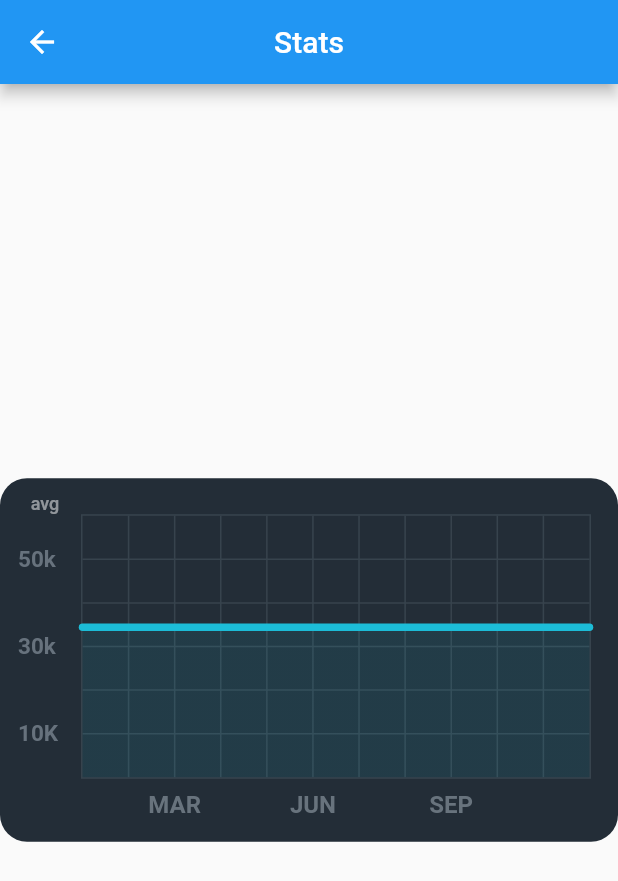
After one commit to saifaldin14/CarLess, a Flutter app: the Stats screen opened directly, after a tap on "avg", on a phone screen of 412 x 824 dp. The commit adds this screen. Shown: the top 881 px of the screen. Run offline on Flutter 3.47's test engine with Material 2 defaults, Android fonts, the phone set to English and light mode, and no system bars; drawn by our look-alikes of fl_chart; our stand-ins replace dio, google_maps_flutter, material_design_icons_flutter, sliding_up_panel; missing offline and left inert: simple_progress_indicators.

Commit message:
Added routes

```diff
--- /dev/null
+++ b/lib/graph.dart
@@ -0,0 +1,303 @@
+import 'package:fl_chart/fl_chart.dart';
+import 'package:flutter/material.dart';
+
+class LineChartSample2 extends StatefulWidget {
+  const LineChartSample2({Key key}) : super(key: key);
+
+  @override
+  _LineChartSample2State createState() => _LineChartSample2State();
+}
+
+class _LineChartSample2State extends State<LineChartSample2> {
+  List<Color> gradientColors = [
+    const Color(0xff23b6e6),
+    const Color(0xff02d39a),
+  ];
+
+  bool showAvg = false;
+
+  @override
+  Widget build(BuildContext context) {
+    return Stack(
+      children: <Widget>[
+        AspectRatio(
+          aspectRatio: 1.70,
+          child: Container(
+            decoration: const BoxDecoration(
+                borderRadius: BorderRadius.all(
+                  Radius.circular(18),
+                ),
+                color: Color(0xff232d37)),
+            child: Padding(
+              padding: const EdgeInsets.only(
+                  right: 18.0, left: 12.0, top: 24, bottom: 12),
+              child: LineChart(
+                showAvg ? avgData() : mainData(),
+              ),
+            ),
+          ),
+        ),
+        SizedBox(
+          width: 60,
+          height: 34,
+          child: TextButton(
+            onPressed: () {
+              setState(() {
+                showAvg = !showAvg;
+              });
+            },
+            child: Text(
+              'avg',
+              style: TextStyle(
+                  fontSize: 12,
+                  color:
+                      showAvg ? Colors.white.withOpacity(0.5) : Colors.white),
+            ),
+          ),
+        ),
+      ],
+    );
+  }
+
+  Widget bottomTitleWidgets(double value, TitleMeta meta) {
+    const style = TextStyle(
+      color: Color(0xff68737d),
+      fontWeight: FontWeight.bold,
+      fontSize: 16,
+    );
+    Widget text;
+    switch (value.toInt()) {
+      case 2:
+        text = const Text('MAR', style: style);
+        break;
+      case 5:
+        text = const Text('JUN', style: style);
+        break;
+      case 8:
+        text = const Text('SEP', style: style);
+        break;
+      default:
+        text = const Text('', style: style);
+        break;
+    }
+
+    return SideTitleWidget(
+      axisSide: meta.axisSide,
+      space: 8.0,
+      child: text,
+    );
+  }
+
+  Widget leftTitleWidgets(double value, TitleMeta meta) {
+    const style = TextStyle(
+      color: Color(0xff67727d),
+      fontWeight: FontWeight.bold,
+      fontSize: 15,
+    );
+    String text;
+    switch (value.toInt()) {
+      case 1:
+        text = '10K';
+        break;
+      case 3:
+        text = '30k';
+        break;
+      case 5:
+        text = '50k';
+        break;
+      default:
+        return Container();
+    }
+
+    return Text(text, style: style, textAlign: TextAlign.left);
+  }
+
+  LineChartData mainData() {
+    return LineChartData(
+      gridData: FlGridData(
+        show: true,
+        drawVerticalLine: true,
+        horizontalInterval: 1,
+        verticalInterval: 1,
+        getDrawingHorizontalLine: (value) {
+          return FlLine(
+            color: const Color(0xff37434d),
+            strokeWidth: 1,
+          );
+        },
+        getDrawingVerticalLine: (value) {
+          return FlLine(
+            color: const Color(0xff37434d),
+            strokeWidth: 1,
+          );
+        },
+      ),
+      titlesData: FlTitlesData(
+        show: true,
+        rightTitles: AxisTitles(
+          sideTitles: SideTitles(showTitles: false),
+        ),
+        topTitles: AxisTitles(
+          sideTitles: SideTitles(showTitles: false),
+        ),
+        bottomTitles: AxisTitles(
+          sideTitles: SideTitles(
+            showTitles: true,
+            reservedSize: 30,
+            interval: 1,
+            getTitlesWidget: bottomTitleWidgets,
+          ),
+        ),
+        leftTitles: AxisTitles(
+          sideTitles: SideTitles(
+            showTitles: true,
+            interval: 1,
+            getTitlesWidget: leftTitleWidgets,
+            reservedSize: 42,
+          ),
+        ),
+      ),
+      borderData: FlBorderData(
+          show: true,
+          border: Border.all(color: const Color(0xff37434d), width: 1)),
+      minX: 0,
+      maxX: 11,
+      minY: 0,
+      maxY: 6,
+      lineBarsData: [
+        LineChartBarData(
+          spots: const [
+            FlSpot(0, 3),
+            FlSpot(2.6, 2),
+            FlSpot(4.9, 5),
+            FlSpot(6.8, 3.1),
+            FlSpot(8, 4),
+            FlSpot(9.5, 3),
+            FlSpot(11, 4),
+          ],
+          isCurved: true,
+          gradient: LinearGradient(
+            colors: gradientColors,
+            begin: Alignment.centerLeft,
+            end: Alignment.centerRight,
+          ),
+          barWidth: 5,
+          isStrokeCapRound: true,
+          dotData: FlDotData(
+            show: false,
+          ),
+          belowBarData: BarAreaData(
+            show: true,
+            gradient: LinearGradient(
+              colors: gradientColors
+                  .map((color) => color.withOpacity(0.3))
+                  .toList(),
+              begin: Alignment.centerLeft,
+              end: Alignment.centerRight,
+            ),
+          ),
+        ),
+      ],
+    );
+  }
+
+  LineChartData avgData() {
+    return LineChartData(
+      lineTouchData: LineTouchData(enabled: false),
+      gridData: FlGridData(
+        show: true,
+        drawHorizontalLine: true,
+        verticalInterval: 1,
+        horizontalInterval: 1,
+        getDrawingVerticalLine: (value) {
+          return FlLine(
+            color: const Color(0xff37434d),
+            strokeWidth: 1,
+          );
+        },
+        getDrawingHorizontalLine: (value) {
+          return FlLine(
+            color: const Color(0xff37434d),
+            strokeWidth: 1,
+          );
+        },
+      ),
+      titlesData: FlTitlesData(
+        show: true,
+        bottomTitles: AxisTitles(
+          sideTitles: SideTitles(
+            showTitles: true,
+            reservedSize: 30,
+            getTitlesWidget: bottomTitleWidgets,
+            interval: 1,
+          ),
+        ),
+        leftTitles: AxisTitles(
+          sideTitles: SideTitles(
+            showTitles: true,
+            getTitlesWidget: leftTitleWidgets,
+            reservedSize: 42,
+            interval: 1,
+          ),
+        ),
+        topTitles: AxisTitles(
+          sideTitles: SideTitles(showTitles: false),
+        ),
+        rightTitles: AxisTitles(
+          sideTitles: SideTitles(showTitles: false),
+        ),
+      ),
+      borderData: FlBorderData(
+          show: true,
+          border: Border.all(color: const Color(0xff37434d), width: 1)),
+      minX: 0,
+      maxX: 11,
+      minY: 0,
+      maxY: 6,
+      lineBarsData: [
+        LineChartBarData(
+          spots: const [
+            FlSpot(0, 3.44),
+            FlSpot(2.6, 3.44),
+            FlSpot(4.9, 3.44),
+            FlSpot(6.8, 3.44),
+            FlSpot(8, 3.44),
+            FlSpot(9.5, 3.44),
+            FlSpot(11, 3.44),
+          ],
+          isCurved: true,
+          gradient: LinearGradient(
+            colors: [
+              ColorTween(begin: gradientColors[0], end: gradientColors[1])
+                  .lerp(0.2),
+              ColorTween(begin: gradientColors[0], end: gradientColors[1])
+                  .lerp(0.2),
+            ],
+            begin: Alignment.centerLeft,
+            end: Alignment.centerRight,
+          ),
+          barWidth: 5,
+          isStrokeCapRound: true,
+          dotData: FlDotData(
+            show: false,
+          ),
+          belowBarData: BarAreaData(
+            show: true,
+            gradient: LinearGradient(
+              colors: [
+                ColorTween(begin: gradientColors[0], end: gradientColors[1])
+                    .lerp(0.2)
+                    .withOpacity(0.1),
+                ColorTween(begin: gradientColors[0], end: gradientColors[1])
+                    .lerp(0.2)
+                    .withOpacity(0.1),
+              ],
+              begin: Alignment.centerLeft,
+              end: Alignment.centerRight,
+            ),
+          ),
+        ),
+      ],
+    );
+  }
+}
--- a/lib/main.dart
+++ b/lib/main.dart
@@ -2,6 +2,7 @@ import 'package:flutter/material.dart';
 import 'package:goldenhack/directions_model.dart';
 import 'package:goldenhack/directions_repository.dart';
 import 'package:goldenhack/slidingView.dart';
+import 'package:goldenhack/stats.dart';
 import 'package:google_maps_flutter/google_maps_flutter.dart';
 import 'package:sliding_up_panel/sliding_up_panel.dart';
 import 'package:simple_progress_indicators/simple_progress_indicators.dart';
@@ -115,10 +116,16 @@ class _MapScreenState extends State<MapScreen> {
               ],
             ),
             SlidingView(),
+            ElevatedButton(
+                onPressed: () {
+                  Navigator.push(
+                      context, MaterialPageRoute(builder: (ctx) => Stats()));
+                },
+                child: Text("Level")),
             Padding(
               padding: const EdgeInsets.all(20),
               child: ProgressBar(
-                value: 0.7,
+                value: 0.85,
                 width: MediaQuery.of(context).size.width,
                 height: 30,
                 gradient: LinearGradient(
--- /dev/null
+++ b/lib/stats.dart
@@ -0,0 +1,23 @@
+import 'package:flutter/material.dart';
+import 'package:goldenhack/graph.dart';
+import 'package:material_design_icons_flutter/material_design_icons_flutter.dart';
+
+class Stats extends StatelessWidget {
+  const Stats({Key key}) : super(key: key);
+
+  @override
+  Widget build(BuildContext context) {
+    return Scaffold(
+        appBar: AppBar(
+          centerTitle: true,
+          title: Text("Stats"),
+          leading: BackButton(
+            color: Colors.white,
+            onPressed: () {
+              Navigator.pop(context);
+            },
+          ),
+        ),
+        body: Center(child: LineChartSample2()));
+  }
+}
--- a/pubspec.yaml
+++ b/pubspec.yaml
@@ -17,6 +17,7 @@ dependencies:
   simple_progress_indicators: ^0.2.0
   material_design_icons_flutter: 5.0.6996
   google_maps_flutter: ^2.0.2
+  fl_chart: ^0.55.2
 
 dev_dependencies:
   flutter_test:
```
Also changed, not shown: pubspec.lock.
